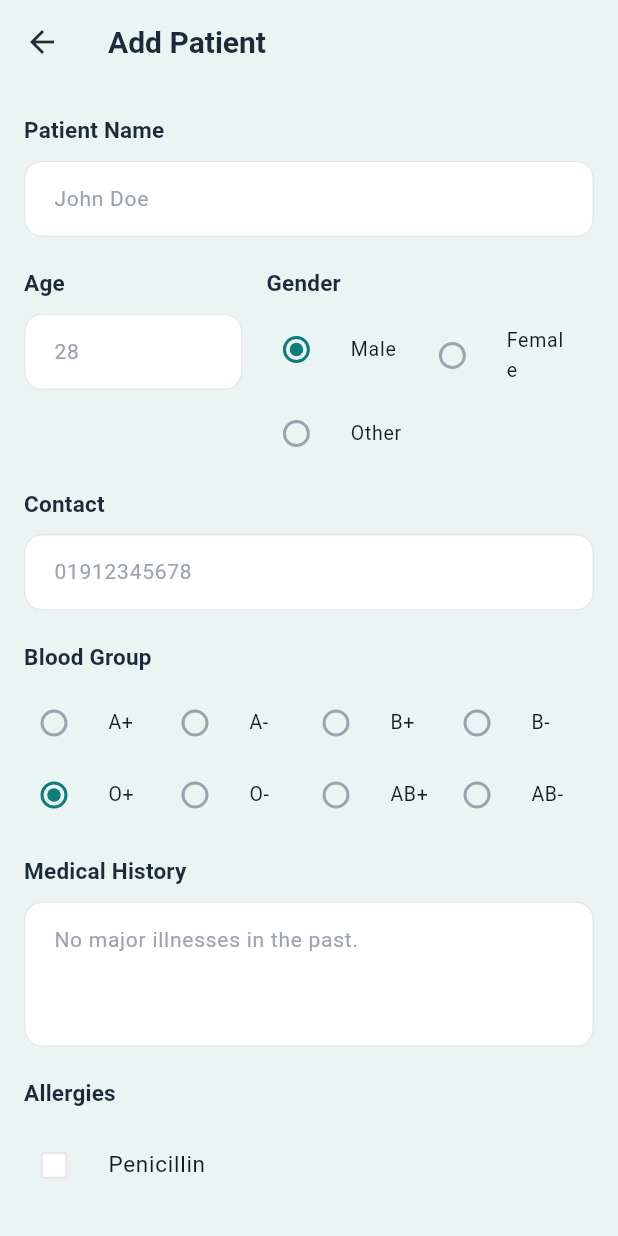
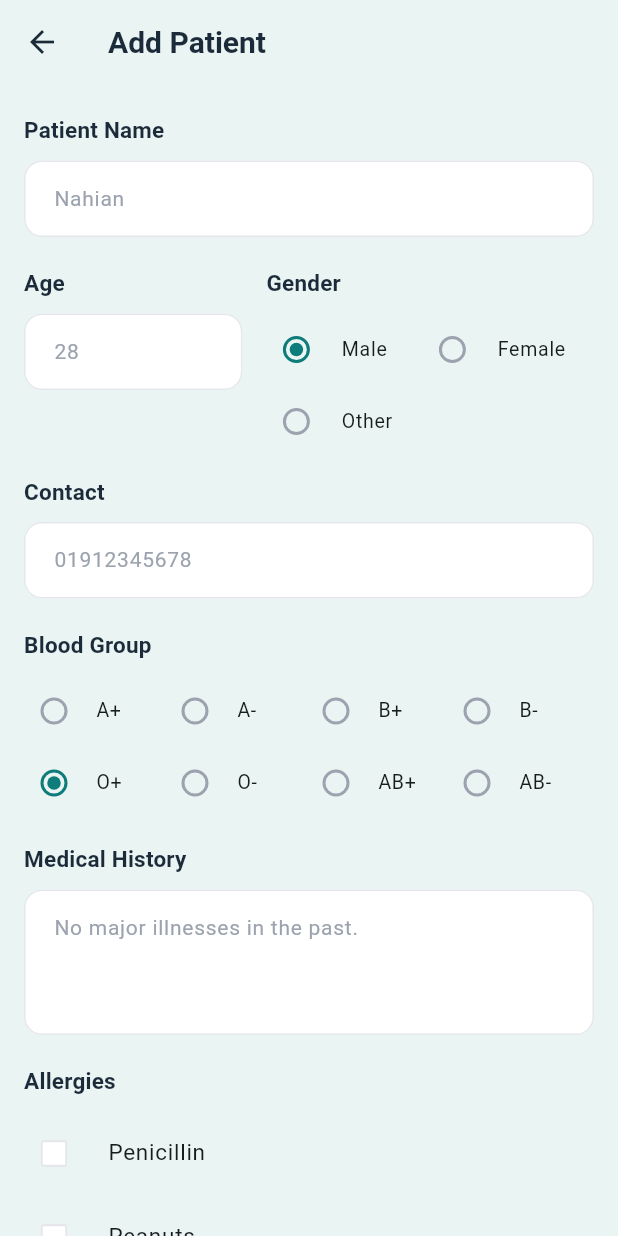
Before and after one commit to ishfak-akbar/clinitrack, a Flutter app: the AddPatientScreen screen opened by its route, on a phone screen of 412 x 824 dp. Run offline on Flutter 3.47's test engine with Material 3 defaults, Android fonts, the phone set to English and light mode, and no system bars; our stand-ins replace glassmorphism, shared_preferences; accounts and stored records are empty.

Commit message:
minor refactoring

```diff
--- a/lib/screens/add_patient_screen.dart
+++ b/lib/screens/add_patient_screen.dart
@@ -98,7 +98,7 @@
             const SectionLabel('Patient Name'),
             TextFormField(
               controller: _nameController,
-              decoration: const InputDecoration(hintText: 'John Doe'),
+              decoration: const InputDecoration(hintText: 'Nahian'),
               validator: _requiredValidator,
             ),
             const SizedBox(height: 16),
@@ -223,6 +223,7 @@
         title: Text(label, style: const TextStyle(fontSize: 13)),
         contentPadding: EdgeInsets.zero,
         dense: true,
+        visualDensity: const VisualDensity(horizontal: -3),
         onChanged: (v) => setState(() => _gender = v!),
       ),
     );
@@ -237,6 +238,7 @@
         title: Text(label, style: const TextStyle(fontSize: 13)),
         contentPadding: EdgeInsets.zero,
         dense: true,
+        visualDensity: const VisualDensity(horizontal: -4),
         onChanged: (v) => setState(() => _bloodGroup = v!),
       ),
     );
--- a/lib/screens/patient_details_screen.dart
+++ b/lib/screens/patient_details_screen.dart
@@ -75,7 +75,7 @@
               Column(
                 crossAxisAlignment: CrossAxisAlignment.start,
                 children: [
-                  Text('John Doe', style: Theme.of(context).textTheme.titleLarge),
+                  Text('Nahian', style: Theme.of(context).textTheme.titleLarge),
                   const SizedBox(height: 2),
                   Text('28 yrs, Male  |  A+', style: Theme.of(context).textTheme.bodyMedium),
                   Text('Phone: 01912345678', style: Theme.of(context).textTheme.bodyMedium),
```
